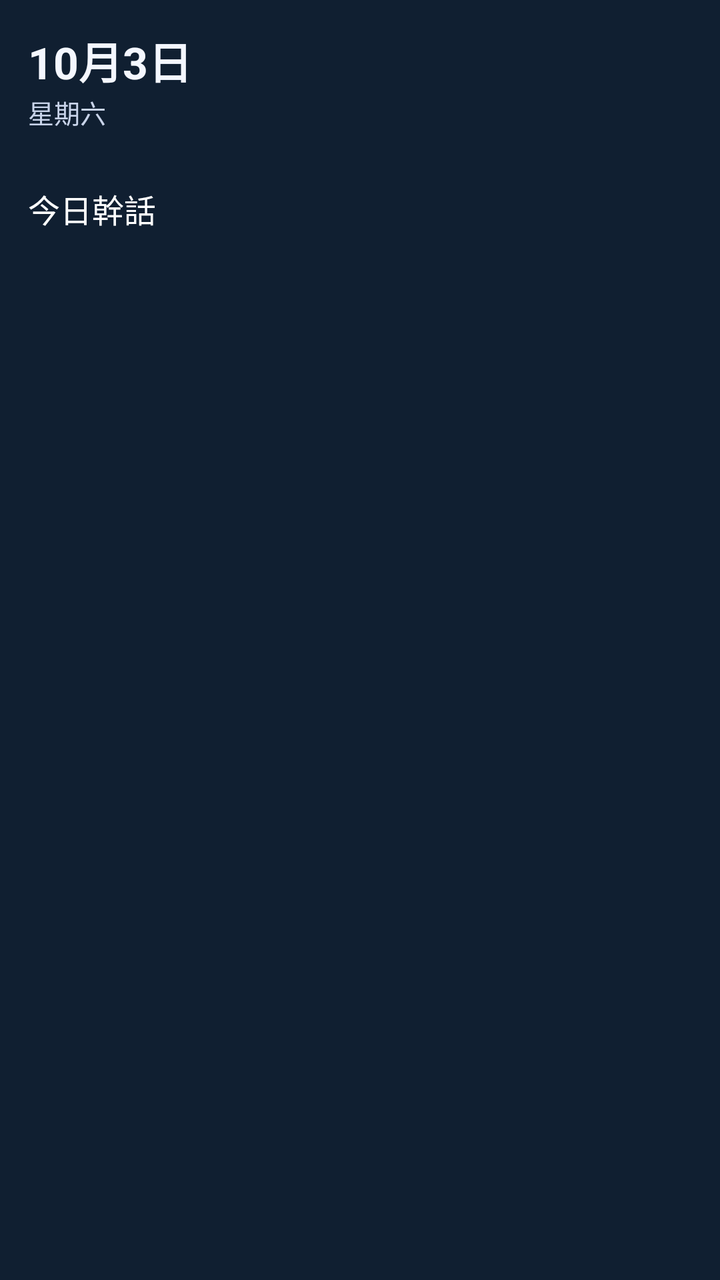
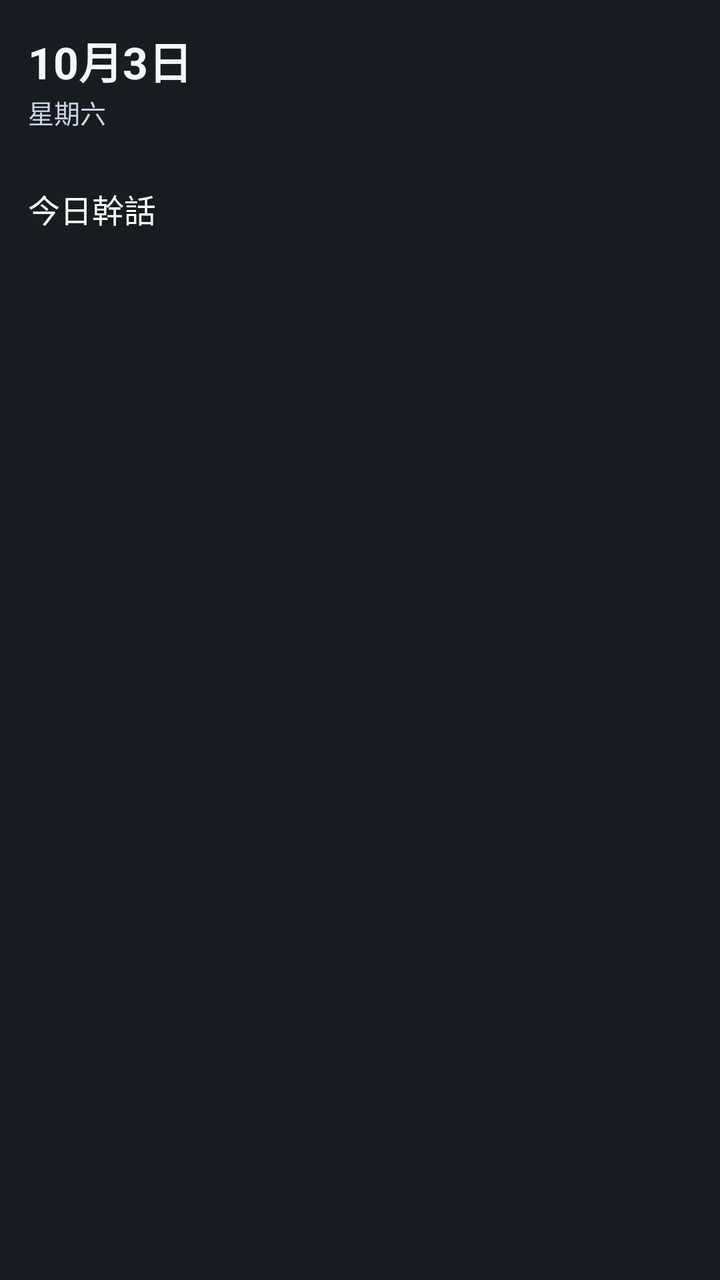

Two renders of the same Android screen: before a commit and after it. Below are the layout's source before the change and the commit's diff.
<!-- AndroidManifest.xml: application theme android:Theme.DeviceDefault.NoActionBar -->
<!-- res/layout/widget_today.xml -->
<?xml version="1.0" encoding="utf-8"?>
<LinearLayout xmlns:android="http://schemas.android.com/apk/res/android"
    android:id="@+id/widget_root"
    android:layout_width="match_parent"
    android:layout_height="match_parent"
    android:background="#E6102033"
    android:orientation="vertical"
    android:padding="14dp">

    <TextView
        android:id="@+id/widget_date"
        android:layout_width="match_parent"
        android:layout_height="wrap_content"
        android:text="10月3日"
        android:textColor="#F4F7FF"
        android:textSize="22sp"
        android:textStyle="bold" />

    <TextView
        android:id="@+id/widget_week"
        android:layout_width="match_parent"
        android:layout_height="wrap_content"
        android:text="星期六"
        android:textColor="#C9D4EA"
        android:textSize="13sp" />

    <TextView
        android:id="@+id/widget_weather"
        android:layout_width="match_parent"
        android:layout_height="wrap_content"
        android:text=""
        android:textColor="#9FDFFF"
        android:textSize="14sp" />

    <TextView
        android:id="@+id/widget_quote"
        android:layout_width="match_parent"
        android:layout_height="wrap_content"
        android:layout_marginTop="8dp"
        android:text="今日幹話"
        android:textColor="#FFFFFF"
        android:textSize="16sp" />

    <TextView
        android:id="@+id/widget_fortune"
        android:layout_width="match_parent"
        android:layout_height="wrap_content"
        android:layout_marginTop="6dp"
        android:text=""
        android:textColor="#F0D7A2"
        android:textSize="13sp" />
</LinearLayout>
<!-- resources referenced by this layout -->
<resources>

</resources>

<!-- the commit's change to res/layout/widget_today.xml (unified diff, before → after) -->
@@ -1,52 +1,63 @@
 <?xml version="1.0" encoding="utf-8"?>
-<LinearLayout xmlns:android="http://schemas.android.com/apk/res/android"
+<FrameLayout xmlns:android="http://schemas.android.com/apk/res/android"
     android:id="@+id/widget_root"
     android:layout_width="match_parent"
-    android:layout_height="match_parent"
-    android:background="#E6102033"
-    android:orientation="vertical"
-    android:padding="14dp">
+    android:layout_height="match_parent">
 
-    <TextView
-        android:id="@+id/widget_date"
+    <ImageView
+        android:id="@+id/widget_bg"
         android:layout_width="match_parent"
-        android:layout_height="wrap_content"
-        android:text="10月3日"
-        android:textColor="#F4F7FF"
-        android:textSize="22sp"
-        android:textStyle="bold" />
+        android:layout_height="match_parent"
+        android:scaleType="centerCrop"
+        android:src="@android:color/transparent" />
 
-    <TextView
-        android:id="@+id/widget_week"
+    <LinearLayout
         android:layout_width="match_parent"
-        android:layout_height="wrap_content"
-        android:text="星期六"
-        android:textColor="#C9D4EA"
-        android:textSize="13sp" />
+        android:layout_height="match_parent"
+        android:orientation="vertical"
+        android:padding="14dp">
 
-    <TextView
-        android:id="@+id/widget_weather"
-        android:layout_width="match_parent"
-        android:layout_height="wrap_content"
-        android:text=""
-        android:textColor="#9FDFFF"
-        android:textSize="14sp" />
+        <TextView
+            android:id="@+id/widget_date"
+            android:layout_width="match_parent"
+            android:layout_height="wrap_content"
+            android:text="10月3日"
+            android:textColor="#F4F7FF"
+            android:textSize="22sp"
+            android:textStyle="bold" />
 
-    <TextView
-        android:id="@+id/widget_quote"
-        android:layout_width="match_parent"
-        android:layout_height="wrap_content"
-        android:layout_marginTop="8dp"
-        android:text="今日幹話"
-        android:textColor="#FFFFFF"
-        android:textSize="16sp" />
+        <TextView
+            android:id="@+id/widget_week"
+            android:layout_width="match_parent"
+            android:layout_height="wrap_content"
+            android:text="星期六"
+            android:textColor="#C9D4EA"
+            android:textSize="13sp" />
 
-    <TextView
-        android:id="@+id/widget_fortune"
-        android:layout_width="match_parent"
-        android:layout_height="wrap_content"
-        android:layout_marginTop="6dp"
-        android:text=""
-        android:textColor="#F0D7A2"
-        android:textSize="13sp" />
-</LinearLayout>
+        <TextView
+            android:id="@+id/widget_weather"
+            android:layout_width="match_parent"
+            android:layout_height="wrap_content"
+            android:text=""
+            android:textColor="#9FDFFF"
+            android:textSize="14sp" />
+
+        <TextView
+            android:id="@+id/widget_quote"
+            android:layout_width="match_parent"
+            android:layout_height="wrap_content"
+            android:layout_marginTop="8dp"
+            android:text="今日幹話"
+            android:textColor="#FFFFFF"
+            android:textSize="16sp" />
+
+        <TextView
+            android:id="@+id/widget_fortune"
+            android:layout_width="match_parent"
+            android:layout_height="wrap_content"
+            android:layout_marginTop="6dp"
+            android:text=""
+            android:textColor="#F0D7A2"
+            android:textSize="13sp" />
+    </LinearLayout>
+</FrameLayout>
